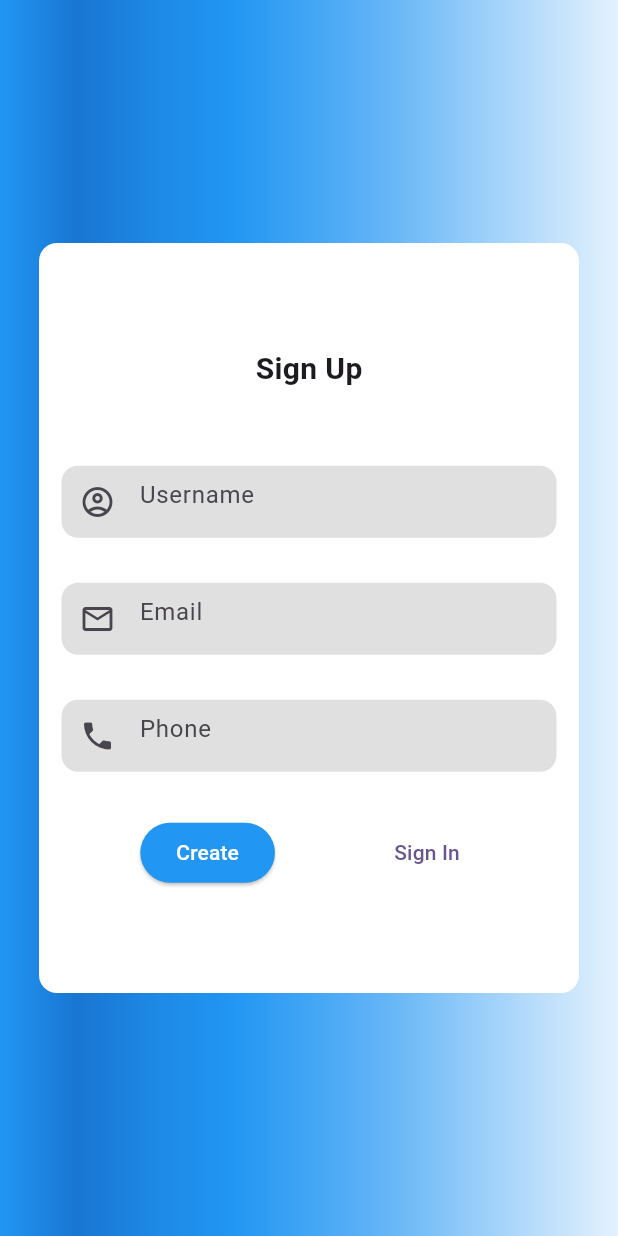
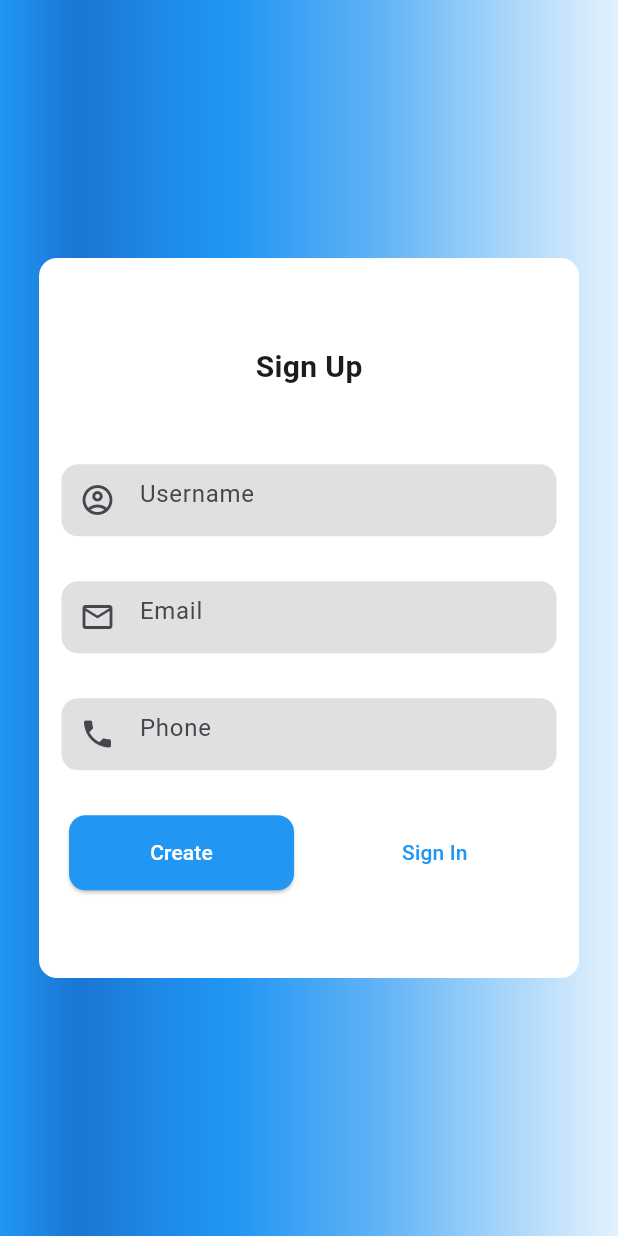
Before and after one commit to heer997/Milk_App_UI, a Flutter app: the SignUp screen opened directly, on a phone screen of 412 x 824 dp. Run offline on Flutter 3.47's test engine with Material 3 defaults, Android fonts, the phone set to English and light mode, and no system bars; project files that could hold a hidden picture were left out.

Commit message:
initial commit

```diff
--- a/lib/SignUp_Password_Screens/SignUp_Screen.dart
+++ b/lib/SignUp_Password_Screens/SignUp_Screen.dart
@@ -33,7 +33,7 @@ class SignUp extends StatelessWidget {
           child: Center(
             child: Container(
               width: 360.0,
-              height: 500.0,
+              height: 480.0,
               decoration: BoxDecoration(
                 color: Colors.white,
                 borderRadius: BorderRadius.circular(12.0),
@@ -41,7 +41,7 @@ class SignUp extends StatelessWidget {
               child: Column(
                 mainAxisAlignment: MainAxisAlignment.center,
                 children: [
-                  Text(
+                  const Text(
                     "Sign Up",
                     style:
                         TextStyle(fontWeight: FontWeight.bold, fontSize: 20.0),
@@ -89,7 +89,7 @@ class SignUp extends StatelessWidget {
                     width: 330.0,
                     child: TextFormField(
                       controller: phoneController,
-                      decoration: InputDecoration(
+                      decoration: const InputDecoration(
                         prefixIcon: Icon(Icons.phone),
                         hintText: "Phone",
                         hintStyle: TextStyle(fontWeight: FontWeight.w400),
@@ -99,18 +99,29 @@ class SignUp extends StatelessWidget {
                   ),
                   const SizedBox(height: 30.0),
                   Row(
-                    mainAxisAlignment: MainAxisAlignment.spaceEvenly,
                     children: [
+                      const SizedBox(width: 20.0),
                       ElevatedButton(
                         onPressed: () {},
                         style: ElevatedButton.styleFrom(
                           backgroundColor: Colors.blue,
+                          fixedSize: const Size(150.0, 50.0),
+                          shape: RoundedRectangleBorder(
+                            borderRadius: BorderRadius.circular(11.0),
+                          ),
                         ),
-                        child: Text("Create", style: TextStyle(color: Colors.white),),
+                        child: const Text(
+                          "Create",
+                          style: TextStyle(color: Colors.white),
+                        ),
                       ),
+                      const SizedBox(width: 60.0),
                       TextButton(
                         onPressed: () {},
-                        child: Text("Sign In"),
+                        child: const Text(
+                          "Sign In",
+                          style: TextStyle(color: Colors.blue),
+                        ),
                       ),
                     ],
                   ),
```
